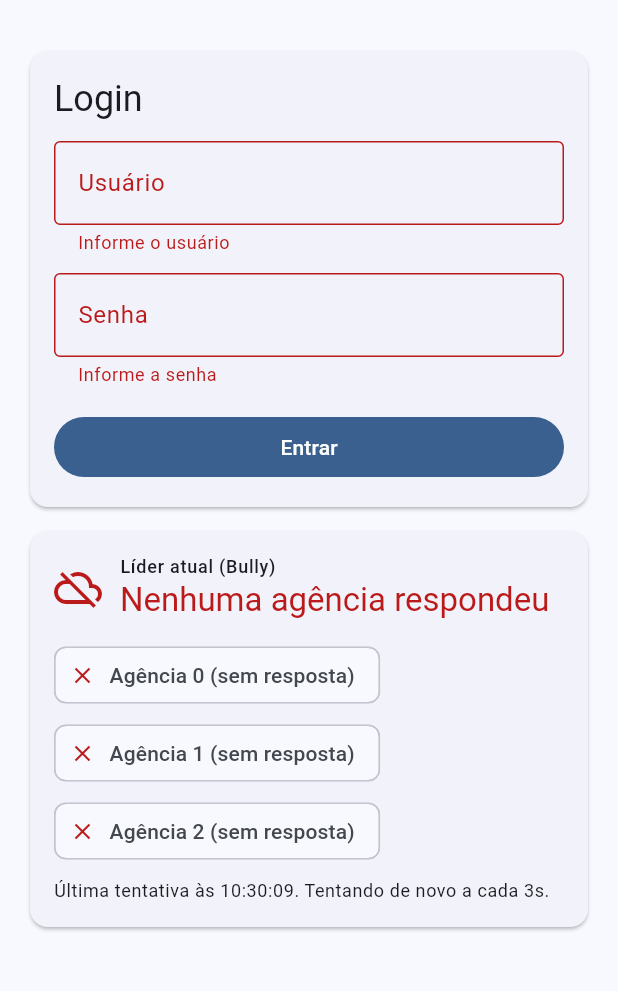
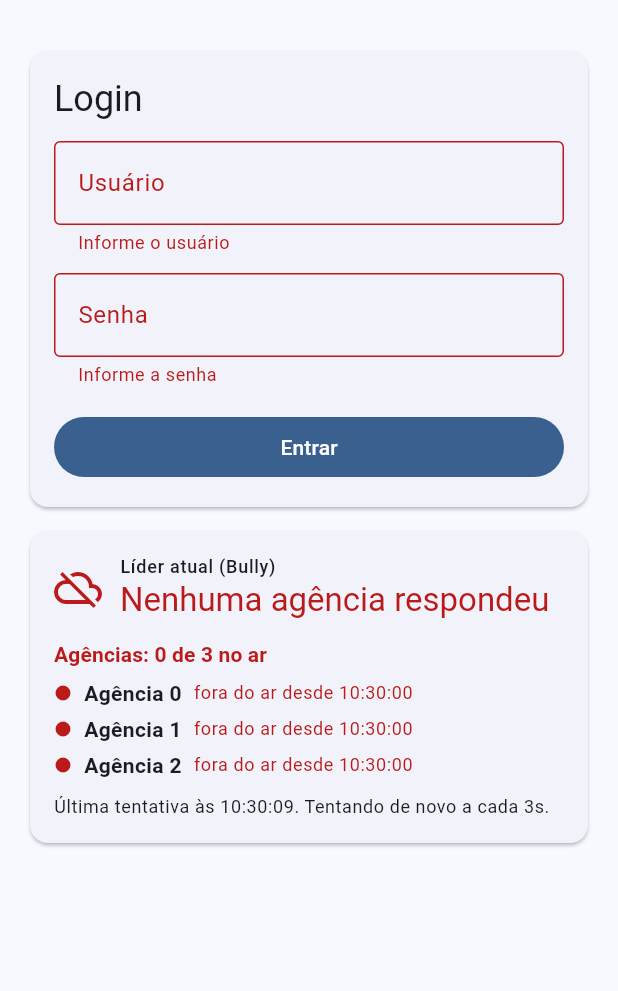
Before and after one commit to cauahomero/ICEIbank-caua, a Flutter app: the screen it shows after launch, after a tap on "Entrar", on a phone screen of 412 x 824 dp, the part 63-1054 px from its top. Run offline on Flutter 3.47's test engine with Material 3 defaults, Android fonts, the phone set to English and light mode, and no system bars; our stand-ins replace shared_preferences; network calls fail.

Commit message:
feat(mobile): adiciona indicador de agencias ativas e historico de lideres
- MonitorLideranca consulta as 3 agencias em paralelo a cada 3s e guarda
  status (no ar, latencia, desde quando) e o lider que cada uma enxerga
- painel mostra "X de 3 no ar", uma linha por agencia e aviso de divergencia
- historico das ultimas 10 trocas de lideranca com horario e duracao
- testes do monitor, RESPOSTAS (2.1) e print app-agencias-ativas-historico

```diff
--- a/iceibank/app_mobile/lib/lideranca.dart
+++ b/iceibank/app_mobile/lib/lideranca.dart
@@ -5,28 +5,66 @@ import 'package:flutter/foundation.dart';
 import 'api.dart';
 import 'config.dart';
 
-/// Consulta GET /bully/lider periodicamente. Se a agência consultada não responde,
-/// tenta as outras na mesma rodada; a que respondeu vira a primeira da próxima.
+/// O que o app sabe de uma agência na última rodada de consultas.
+class StatusAgencia {
+  const StatusAgencia({required this.noAr, required this.desde, this.liderAtual, this.latencia});
+
+  final bool noAr;
+
+  /// Líder em que esta agência acredita (null = sem líder, no meio de uma eleição).
+  final int? liderAtual;
+  final Duration? latencia;
+
+  /// Desde quando a agência está nesse estado (no ar / fora do ar).
+  final DateTime desde;
+}
+
+/// Um período de liderança visto pelo app. [fim] é null para a líder atual.
+class PeriodoLideranca {
+  PeriodoLideranca(this.lider, this.inicio, {this.jaEraLider = false});
+
+  final int lider;
+  final DateTime inicio;
+
+  /// Primeira líder vista pelo app: ela já estava no cargo antes, então [inicio] é só quando o app viu.
+  final bool jaEraLider;
+  DateTime? fim;
+
+  Duration duracao(DateTime agora) => (fim ?? agora).difference(inicio);
+}
+
+/// Consulta GET /bully/lider nas 3 agências em paralelo a cada [intervalo].
+/// Daí saem a líder atual, quais agências estão no ar e o histórico de trocas de liderança.
 class MonitorLideranca extends ChangeNotifier {
-  MonitorLideranca(this._api, {this.intervalo = const Duration(seconds: 3)});
+  MonitorLideranca(this._api, {this.intervalo = const Duration(seconds: 3), this.maxHistorico = 10});
 
   final Api _api;
   final Duration intervalo;
+  final int maxHistorico;
 
   Timer? _timer;
   bool _consultando = false;
   int _preferida = 0;
 
   int? lider;
+
+  /// Agência cuja resposta definiu a líder mostrada (a última que respondeu, se ainda estiver no ar).
   int? agenciaConsultada;
   bool eleicaoEmAndamento = false;
-  bool nenhumaRespondeu = false;
-  Set<int> foraDoAr = {};
   DateTime? ultimaConsulta;
-  int? liderAnterior;
-  DateTime? mudouEm;
+  final Map<int, StatusAgencia> status = {};
+
+  /// Mais recente primeiro.
+  final List<PeriodoLideranca> historico = [];
 
   bool get ativo => _timer != null;
+  bool get nenhumaRespondeu => ultimaConsulta != null && agenciasNoAr == 0;
+  int get agenciasNoAr => status.values.where((s) => s.noAr).length;
+  Set<int> get foraDoAr => {for (final e in status.entries) if (!e.value.noAr) e.key};
+
+  /// As agências que responderam não concordam sobre quem é a líder (acontece durante uma eleição).
+  bool get divergencia =>
+      status.values.where((s) => s.noAr && s.liderAtual != null).map((s) => s.liderAtual).toSet().length > 1;
 
   void iniciar() {
     if (_timer != null) return;
@@ -44,42 +82,53 @@ class MonitorLideranca extends ChangeNotifier {
     if (_consultando) return; // a rodada anterior ainda está esperando timeouts
     _consultando = true;
     try {
+      final respostas = await Future.wait([
+        for (var i = 0; i < numeroAgencias; i++) _consultarUma(i),
+      ]);
+      final agora = DateTime.now();
+      for (var i = 0; i < numeroAgencias; i++) {
+        final (noAr, liderDela, latencia) = respostas[i];
+        final anterior = status[i];
+        status[i] = StatusAgencia(
+          noAr: noAr,
+          liderAtual: liderDela,
+          latencia: latencia,
+          desde: anterior != null && anterior.noAr == noAr ? anterior.desde : agora,
+        );
+      }
+      ultimaConsulta = agora;
+
+      // A líder mostrada vem da agência preferida; se ela caiu, da primeira que respondeu
       final ordem = [_preferida, for (var i = 0; i < numeroAgencias; i++) if (i != _preferida) i];
-      final falharam = <int>{};
-      for (final agencia in ordem) {
-        try {
-          final r = await _api.consultarLider(agencia);
-          _registrar(agencia, r['liderAtual'] as int?, falharam);
-          return;
-        } on ErroApi {
-          falharam.add(agencia);
-        }
+      final escolhida = ordem.where((i) => status[i]!.noAr).firstOrNull;
+      agenciaConsultada = escolhida;
+      if (escolhida != null) {
+        _preferida = escolhida;
+        final novoLider = status[escolhida]!.liderAtual;
+        eleicaoEmAndamento = novoLider == null;
+        if (novoLider != null && novoLider != lider) _trocarLider(novoLider, agora);
       }
-      nenhumaRespondeu = true;
-      foraDoAr = falharam;
-      ultimaConsulta = DateTime.now();
       notifyListeners();
     } finally {
       _consultando = false;
     }
   }
 
-  void _registrar(int agencia, int? novoLider, Set<int> falharam) {
-    _preferida = agencia;
-    agenciaConsultada = agencia;
-    nenhumaRespondeu = false;
-    foraDoAr = falharam;
-    ultimaConsulta = DateTime.now();
-    // null = a agência esqueceu a líder antiga e está no meio de uma eleição
-    eleicaoEmAndamento = novoLider == null;
-    if (novoLider != null && novoLider != lider) {
-      if (lider != null) {
-        liderAnterior = lider;
-        mudouEm = DateTime.now();
-      }
-      lider = novoLider;
+  Future<(bool, int?, Duration?)> _consultarUma(int agencia) async {
+    final cronometro = Stopwatch()..start();
+    try {
+      final r = await _api.consultarLider(agencia);
+      return (true, r['liderAtual'] as int?, cronometro.elapsed);
+    } on ErroApi {
+      return (false, null, null);
     }
-    notifyListeners();
+  }
+
+  void _trocarLider(int novoLider, DateTime agora) {
+    if (historico.isNotEmpty) historico.first.fim = agora;
+    historico.insert(0, PeriodoLideranca(novoLider, agora, jaEraLider: lider == null));
+    if (historico.length > maxHistorico) historico.removeLast();
+    lider = novoLider;
   }
 
   @override
--- a/iceibank/app_mobile/lib/widgets/painel_lider.dart
+++ b/iceibank/app_mobile/lib/widgets/painel_lider.dart
@@ -6,6 +6,13 @@ import '../lideranca.dart';
 String _hora(DateTime t) =>
     '${t.hour.toString().padLeft(2, '0')}:${t.minute.toString().padLeft(2, '0')}:${t.second.toString().padLeft(2, '0')}';
 
+String _duracao(Duration d) {
+  if (d.inHours > 0) return '${d.inHours}h${(d.inMinutes % 60).toString().padLeft(2, '0')}min';
+  if (d.inMinutes > 0) return '${d.inMinutes}min${(d.inSeconds % 60).toString().padLeft(2, '0')}s';
+  return '${d.inSeconds}s';
+}
+
+/// Líder atual, situação de cada agência e histórico de trocas de liderança.
 class PainelLider extends StatelessWidget {
   const PainelLider({super.key, required this.monitor});
 
@@ -17,6 +24,7 @@ class PainelLider extends StatelessWidget {
       listenable: monitor,
       builder: (context, _) {
         final cores = Theme.of(context).colorScheme;
+        final textos = Theme.of(context).textTheme;
         final m = monitor;
 
         final (IconData icone, Color cor, String titulo) = switch (m) {
@@ -38,32 +46,27 @@ class PainelLider extends StatelessWidget {
                   const SizedBox(width: 12),
                   Expanded(
                     child: Column(crossAxisAlignment: CrossAxisAlignment.start, children: [
-                      Text('Líder atual (Bully)', style: Theme.of(context).textTheme.labelMedium),
-                      Text(titulo, style: Theme.of(context).textTheme.titleLarge?.copyWith(color: cor)),
+                      Text('Líder atual (Bully)', style: textos.labelMedium),
+                      Text(titulo, style: textos.titleLarge?.copyWith(color: cor)),
                     ]),
                   ),
                 ]),
-                const SizedBox(height: 12),
-                Wrap(spacing: 8, runSpacing: 4, children: [
-                  for (var i = 0; i < numeroAgencias; i++) _chipAgencia(context, i),
-                ]),
-                const SizedBox(height: 8),
-                if (m.ultimaConsulta != null)
+                if (m.ultimaConsulta != null) ...[
+                  const SizedBox(height: 12),
+                  _AgenciasAtivas(monitor: m),
+                  const SizedBox(height: 8),
                   Text(
                     m.nenhumaRespondeu
                         ? 'Última tentativa às ${_hora(m.ultimaConsulta!)}. Tentando de novo a cada ${m.intervalo.inSeconds}s.'
-                        : 'Consultado na agência ${m.agenciaConsultada} às ${_hora(m.ultimaConsulta!)} '
+                        : 'Líder segundo a agência ${m.agenciaConsultada}, consultado às ${_hora(m.ultimaConsulta!)} '
                             '(atualiza a cada ${m.intervalo.inSeconds}s).',
-                    style: Theme.of(context).textTheme.bodySmall,
+                    style: textos.bodySmall,
                   ),
-                if (m.mudouEm != null)
-                  Padding(
-                    padding: const EdgeInsets.only(top: 4),
-                    child: Text(
-                      'Troca de liderança às ${_hora(m.mudouEm!)}: agência ${m.liderAnterior} → agência ${m.lider}',
-                      style: Theme.of(context).textTheme.bodySmall?.copyWith(fontWeight: FontWeight.bold),
-                    ),
-                  ),
+                ],
+                if (m.historico.isNotEmpty) ...[
+                  const Divider(height: 24),
+                  _HistoricoLideres(monitor: m),
+                ],
               ],
             ),
           ),
@@ -71,18 +74,118 @@ class PainelLider extends StatelessWidget {
       },
     );
   }
+}
 
-  Widget _chipAgencia(BuildContext context, int id) {
+class _AgenciasAtivas extends StatelessWidget {
+  const _AgenciasAtivas({required this.monitor});
+
+  final MonitorLideranca monitor;
+
+  @override
+  Widget build(BuildContext context) {
     final m = monitor;
-    final ehLider = m.lider == id && !m.nenhumaRespondeu;
-    final caiu = m.foraDoAr.contains(id);
-    return Chip(
-      avatar: Icon(
-        ehLider ? Icons.star : (caiu ? Icons.close : Icons.circle_outlined),
-        size: 18,
-        color: ehLider ? Colors.green.shade700 : (caiu ? Theme.of(context).colorScheme.error : null),
-      ),
-      label: Text('Agência $id${caiu ? ' (sem resposta)' : ''}'),
+    final textos = Theme.of(context).textTheme;
+    final erro = Theme.of(context).colorScheme.error;
+    final verde = Colors.green.shade700;
+    final noAr = m.agenciasNoAr;
+    final corResumo = noAr == numeroAgencias ? verde : (noAr == 0 ? erro : Colors.orange.shade800);
+
+    return Column(
+      key: const Key('agencias-ativas'),
+      crossAxisAlignment: CrossAxisAlignment.start,
+      children: [
+        Text('Agências: $noAr de $numeroAgencias no ar',
+            style: textos.titleSmall?.copyWith(color: corResumo, fontWeight: FontWeight.bold)),
+        if (m.divergencia)
+          Text('As agências ainda não concordam sobre a líder (eleição convergindo).',
+              style: textos.bodySmall?.copyWith(color: Colors.orange.shade800)),
+        const SizedBox(height: 4),
+        for (var i = 0; i < numeroAgencias; i++) _linha(context, i, verde, erro),
+      ],
+    );
+  }
+
+  Widget _linha(BuildContext context, int id, Color verde, Color erro) {
+    final s = monitor.status[id];
+    if (s == null) return const SizedBox.shrink();
+    final textos = Theme.of(context).textTheme;
+    final ehLider = s.noAr && monitor.lider == id;
+
+    final String detalhe;
+    if (!s.noAr) {
+      detalhe = 'fora do ar desde ${_hora(s.desde)}';
+    } else {
+      final ms = '${s.latencia!.inMilliseconds} ms';
+      final visao = switch (s.liderAtual) {
+        null => ' · em eleição',
+        final l when l != monitor.lider => ' · vê a agência $l como líder',
+        _ => '',
+      };
+      detalhe = 'no ar · $ms$visao';
+    }
+
+    return Padding(
+      padding: const EdgeInsets.symmetric(vertical: 2),
+      child: Row(children: [
+        Icon(Icons.circle, size: 12, color: s.noAr ? verde : erro),
+        const SizedBox(width: 8),
+        Text('Agência $id', style: textos.bodyMedium?.copyWith(fontWeight: FontWeight.w600)),
+        if (ehLider) ...[
+          const SizedBox(width: 4),
+          Icon(Icons.star, size: 16, color: verde),
+        ],
+        const SizedBox(width: 8),
+        Expanded(
+          child: Text(detalhe,
+              style: textos.bodySmall?.copyWith(color: s.noAr ? null : erro), overflow: TextOverflow.ellipsis),
+        ),
+      ]),
     );
   }
 }
+
+class _HistoricoLideres extends StatelessWidget {
+  const _HistoricoLideres({required this.monitor});
+
+  final MonitorLideranca monitor;
+
+  @override
+  Widget build(BuildContext context) {
+    final textos = Theme.of(context).textTheme;
+    final agora = DateTime.now();
+    final trocas = monitor.historico.length - 1;
+
+    return Column(
+      key: const Key('historico-lideres'),
+      crossAxisAlignment: CrossAxisAlignment.start,
+      children: [
+        Row(children: [
+          const Icon(Icons.history, size: 18),
+          const SizedBox(width: 6),
+          Text('Histórico de líderes', style: textos.titleSmall),
+          const Spacer(),
+          Text(trocas == 0 ? 'nenhuma troca' : '$trocas ${trocas == 1 ? 'troca' : 'trocas'}', style: textos.bodySmall),
+        ]),
+        const SizedBox(height: 4),
+        for (final p in monitor.historico)
+          Padding(
+            padding: const EdgeInsets.symmetric(vertical: 2),
+            child: Row(crossAxisAlignment: CrossAxisAlignment.start, children: [
+              SizedBox(
+                width: 84,
+                child: Text('Agência ${p.lider}',
+                    style: textos.bodyMedium?.copyWith(fontWeight: p.fim == null ? FontWeight.bold : null)),
+              ),
+              Expanded(
+                child: Text(
+                  '${p.jaEraLider ? 'já era líder às ' : 'eleita às '}${_hora(p.inicio)}'
+                  '${p.fim == null ? ' · atual' : ' até ${_hora(p.fim!)} (${_duracao(p.duracao(agora))})'}',
+                  style: textos.bodySmall,
+                ),
+              ),
+            ]),
+          ),
+      ],
+    );
+  }
+}
```
Also changed, not shown: iceibank/evidencias/sprint3/app-agencias-ativas-historico.png (added), 3 other files.
